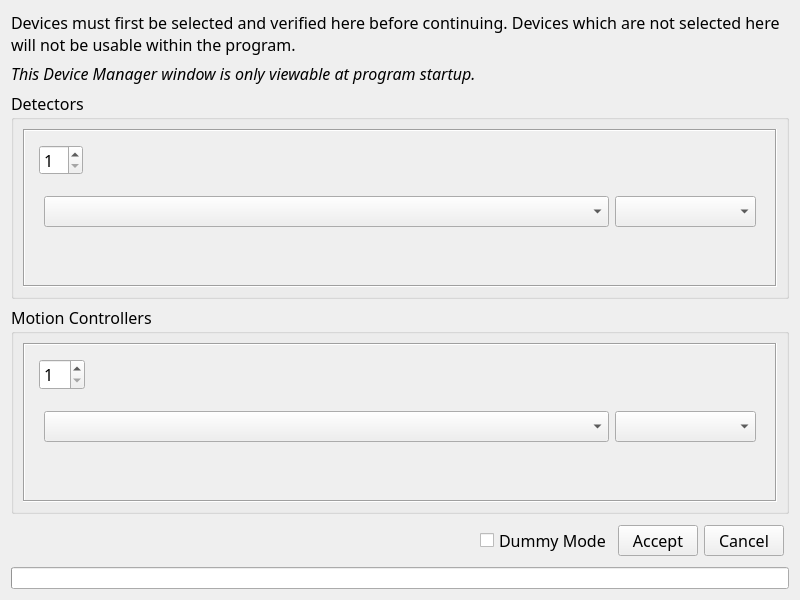
First picture: the form in ui/device_manager.ui, repository mitbailey/MMC, before the edit.
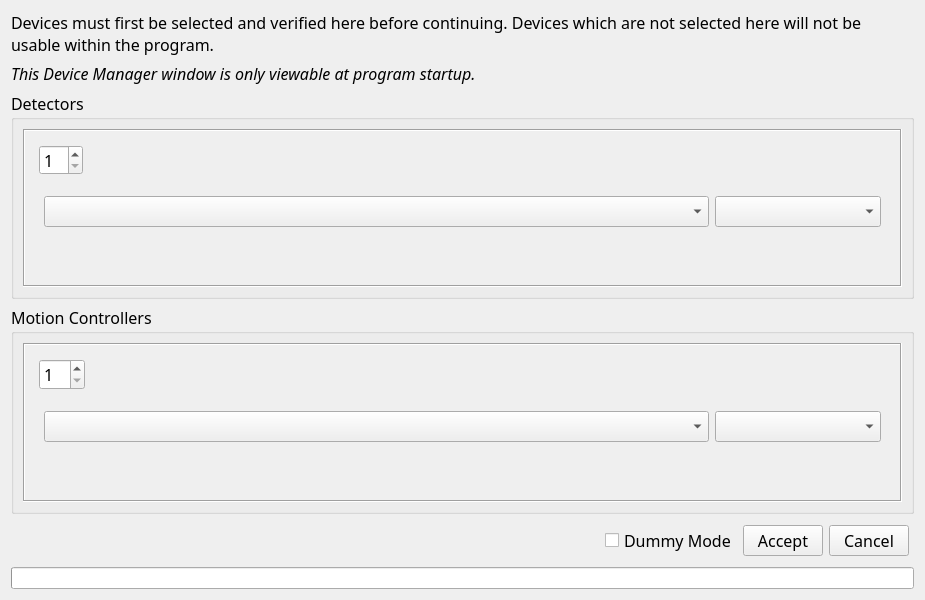
Second picture: the form after the edit.

The edit to the form file:
```diff
--- a/ui/device_manager.ui
+++ b/ui/device_manager.ui
@@ -6,7 +6,7 @@
    <rect>
     <x>0</x>
     <y>0</y>
-    <width>800</width>
+    <width>925</width>
     <height>600</height>
    </rect>
   </property>
@@ -18,7 +18,7 @@
   </property>
   <property name="minimumSize">
    <size>
-    <width>800</width>
+    <width>925</width>
     <height>600</height>
    </size>
   </property>
@@ -102,8 +102,8 @@
           <rect>
            <x>0</x>
            <y>0</y>
-           <width>750</width>
-           <height>161</height>
+           <width>883</width>
+           <height>180</height>
           </rect>
          </property>
          <layout class="QVBoxLayout" name="verticalLayout_4">
@@ -255,8 +255,8 @@
           <rect>
            <x>0</x>
            <y>0</y>
-           <width>750</width>
-           <height>162</height>
+           <width>883</width>
+           <height>180</height>
           </rect>
          </property>
          <layout class="QVBoxLayout" name="verticalLayout_3">
```
Left out of the diff: 5 changed lines with no effect on the pictures.
